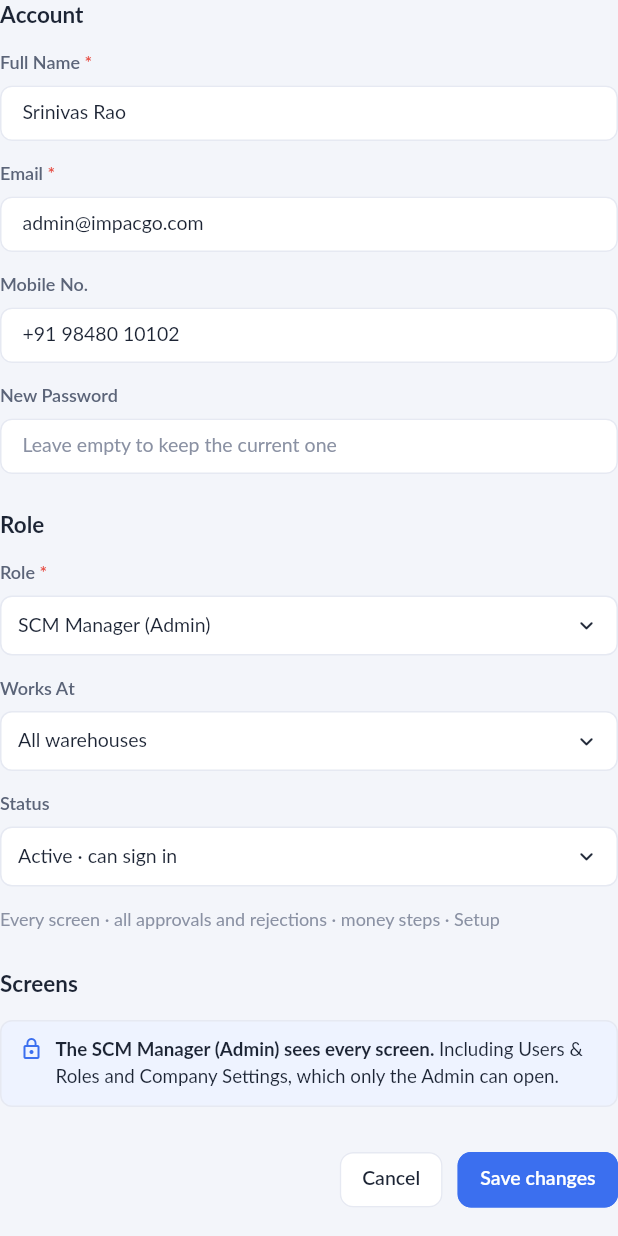
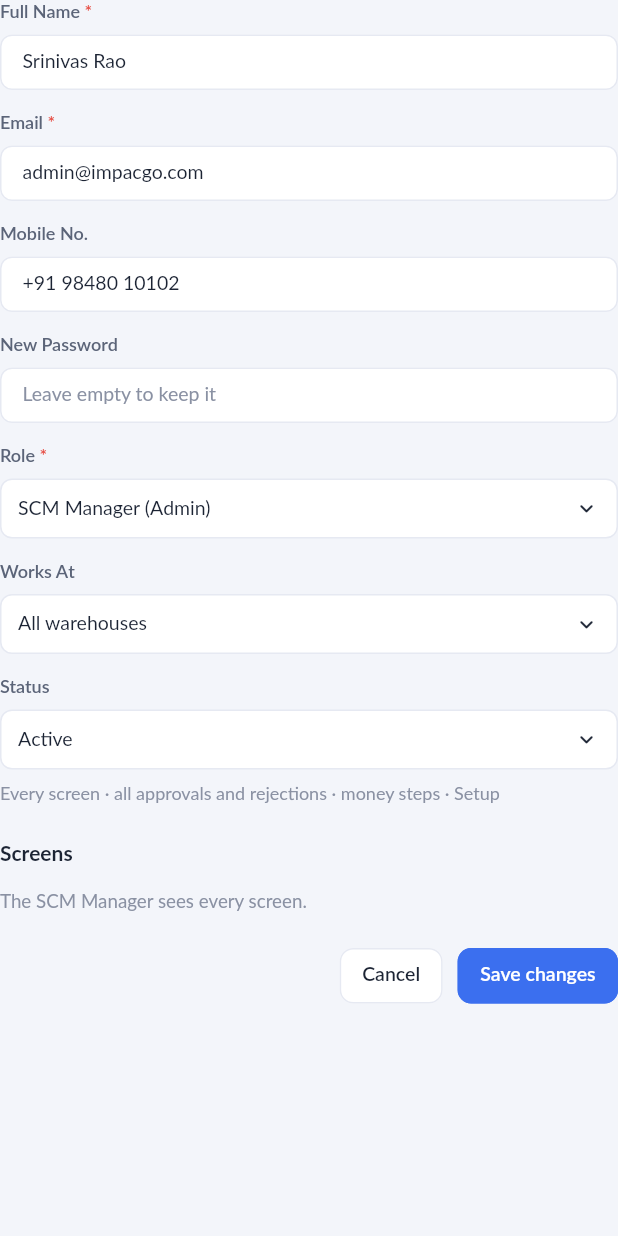
Before and after one commit to ImpacgoSolutions/impacgo-chain-frontend, a Flutter app: the UserForm widget shown alone on an empty page, opened directly with sample values from the repository, on a phone screen of 412 x 824 dp. Run offline on Flutter 3.47's test engine with Material 3 defaults, Android fonts, the phone set to English and light mode, and no system bars; our stand-ins replace pdf; missing offline and left inert: dart:html, excel.

Commit message:
Simpler, minimal New user form
A narrower card (760) only as tall as its content; name, email, mobile,
password, role and warehouse in one block with a one-line role hint; the
screens are small pills to tap on or off, grouped under light labels, with
'Reset to the role's screens'.

Co-Authored-By: Claude Opus 5.5 <noreply@anthropic.com>

```diff
--- a/lib/screens/users.dart
+++ b/lib/screens/users.dart
@@ -53,7 +53,8 @@ String _worksAt(AppUser u) {
 
 Set<String> _screensOf(AppUser u) => u.screens ?? roleScreens(u.role);
 
-void openUserForm([AppUser? u]) => openFormPage(u == null ? 'New user' : 'Edit user · ${u.name}', UserForm(u), subtitle: 'Fill in the mandatory fields (*) and choose the screens');
+void openUserForm([AppUser? u]) => openFormPage(u == null ? 'New user' : 'Edit user · ${u.name}', UserForm(u),
+    subtitle: 'Who the person is, their role and the screens they can open', maxWidth: 760, fill: false);
 
 class UserForm extends StatefulWidget {
   final AppUser? user;
@@ -176,69 +177,71 @@ class _UserFormState extends State<UserForm> {
         ProtoSelect(value: value, options: options, placeholder: placeholder, onChanged: onChanged),
       ]);
 
-  Widget _screensBox(double width) {
+  /// A screen as a small pill: tap to switch it on or off.
+  Widget _pill(String id, String label) {
+    final on = _screens.contains(id);
+    return InkWell(
+      borderRadius: BorderRadius.circular(20),
+      onTap: () => setState(() => on ? _screens.remove(id) : _screens.add(id)),
+      child: Container(
+        padding: const EdgeInsets.symmetric(horizontal: 12, vertical: 7),
+        decoration: BoxDecoration(
+          color: on ? C.blue50 : C.card,
+          borderRadius: BorderRadius.circular(20),
+          border: Border.all(color: on ? C.blue600 : C.border),
+        ),
+        child: Row(mainAxisSize: MainAxisSize.min, children: [
+          if (on) ...[const Icon(Icons.check, size: 14, color: C.blue600), const SizedBox(width: 5)],
+          // a long name wraps inside the pill on a narrow phone
+          Flexible(child: Text(label, style: TextStyle(fontSize: 12.5, fontWeight: on ? FontWeight.w600 : FontWeight.w400, color: on ? C.blue600 : C.soft))),
+        ]),
+      ),
+    );
+  }
+
+  Widget _screensBox() {
     if (_role == 'admin') {
-      return const NoteBox(Tone.blue, 'lock', 'The SCM Manager (Admin) sees every screen.', 'Including Users & Roles and Company Settings, which only the Admin can open.');
+      return const Text('The SCM Manager sees every screen.', style: TextStyle(fontSize: 12.5, color: C.faint));
     }
     final all = [for (final g in _groups) ...g.$2.map((x) => x.$1)];
-    final per = width >= 700 ? 3 : (width >= 440 ? 2 : 1);
-    final cell = (width - 34 - 12 * (per - 1)) / per; // inside the box's padding and border
     return Column(crossAxisAlignment: CrossAxisAlignment.stretch, children: [
-      Row(children: [
-        Expanded(child: Text('${_screens.where(all.contains).length} of ${all.length} screens ticked · this person\'s sidebar shows exactly these', style: const TextStyle(fontSize: 12, color: C.faint))),
-        Btn.ghost('Standard for the role', small: true, onTap: () => setState(() => _screens = roleScreens(_role))),
+      for (final g in _groups) ...[
+        Padding(
+          padding: const EdgeInsets.only(top: 6, bottom: 8),
+          child: Text(g.$1, style: const TextStyle(fontSize: 11.5, fontWeight: FontWeight.w700, color: C.faint)),
+        ),
+        Wrap(spacing: 8, runSpacing: 8, children: [for (final (id, label) in g.$2) _pill(id, label)]),
+        const SizedBox(height: 8),
+      ],
+      const SizedBox(height: 4),
+      // side by side, or one under the other on a narrow phone
+      Wrap(alignment: WrapAlignment.spaceBetween, spacing: 12, runSpacing: 6, children: [
+        Text('${_screens.where(all.contains).length} of ${all.length} screens', style: const TextStyle(fontSize: 12, color: C.faint)),
+        InkWell(
+          onTap: () => setState(() => _screens = roleScreens(_role)),
+          child: const Text('Reset to the role\'s screens', style: TextStyle(fontSize: 12, fontWeight: FontWeight.w600, color: C.blue600)),
+        ),
       ]),
-      const SizedBox(height: 8),
-      for (final g in _groups)
-        Container(
-          margin: const EdgeInsets.only(bottom: 10),
-          padding: const EdgeInsets.fromLTRB(14, 10, 14, 10),
-          decoration: BoxDecoration(border: Border.all(color: C.border), borderRadius: BorderRadius.circular(R.sm)),
-          child: Column(crossAxisAlignment: CrossAxisAlignment.stretch, children: [
-            Row(children: [
-              Expanded(child: Text(g.$1.toUpperCase(), style: const TextStyle(fontSize: 11, fontWeight: FontWeight.w700, color: C.soft, letterSpacing: .5))),
-              () {
-                final ids = g.$2.map((x) => x.$1).toSet();
-                final allOn = ids.every(_screens.contains);
-                return Btn.ghost(allOn ? 'Clear' : 'Select all', small: true, onTap: () => setState(() => allOn ? _screens.removeAll(ids) : _screens.addAll(ids)));
-              }(),
-            ]),
-            Wrap(spacing: 12, runSpacing: 2, children: [
-              for (final (id, label) in g.$2)
-                SizedBox(
-                  width: cell,
-                  child: InkWell(
-                    borderRadius: BorderRadius.circular(6),
-                    onTap: () => setState(() => _screens.contains(id) ? _screens.remove(id) : _screens.add(id)),
-                    child: Row(children: [
-                      SizedBox(width: 32, height: 32, child: Checkbox(value: _screens.contains(id), onChanged: (v) => setState(() => v == true ? _screens.add(id) : _screens.remove(id)))),
-                      const SizedBox(width: 4),
-                      Expanded(child: Text(label, style: const TextStyle(fontSize: 13))),
-                    ]),
-                  ),
-                ),
-            ]),
-          ]),
-        ),
     ]);
   }
+
+  Widget _heading(String t) => Padding(
+        padding: const EdgeInsets.only(top: 22, bottom: 12),
+        child: Text(t, style: const TextStyle(fontSize: 14, fontWeight: FontWeight.w700)),
+      );
 
   @override
   Widget build(BuildContext context) {
     return LayoutBuilder(builder: (ctx, c) {
-      final two = c.maxWidth >= 560;
+      final two = c.maxWidth >= 520;
       final half = two ? (c.maxWidth - 14) / 2 : c.maxWidth;
       final p = _tried ? _problem() : null;
       return Column(crossAxisAlignment: CrossAxisAlignment.stretch, children: [
-        const SectionTitle('Account', first: true),
         Wrap(spacing: 14, runSpacing: 14, children: [
           SizedBox(width: half, child: _field('Full Name', _name, req: true, hint: 'e.g. Ravi Teja')),
           SizedBox(width: half, child: _field('Email', _email, req: true, hint: 'name@impacgo.com', type: TextInputType.emailAddress)),
           SizedBox(width: half, child: _field('Mobile No.', _phone, hint: '+91 98480 12345', type: TextInputType.phone)),
-          SizedBox(width: half, child: _field(_editing ? 'New Password' : 'Password', _pass, req: !_editing, secret: true, hint: _editing ? 'Leave empty to keep the current one' : 'At least 6 characters')),
-        ]),
-        const SectionTitle('Role'),
-        Wrap(spacing: 14, runSpacing: 14, children: [
+          SizedBox(width: half, child: _field(_editing ? 'New Password' : 'Password', _pass, req: !_editing, secret: true, hint: _editing ? 'Leave empty to keep it' : 'At least 6 characters')),
           SizedBox(
             width: half,
             child: _select('Role', _role, [for (final e in roleNames.entries) SelOpt(e.key, e.value)], _setRole, req: true),
@@ -257,14 +260,14 @@ class _UserFormState extends State<UserForm> {
           if (_editing)
             SizedBox(
               width: half,
-              child: _select('Status', _active ? 'Active' : 'Inactive', const [SelOpt('Active', 'Active · can sign in'), SelOpt('Inactive', 'Inactive · cannot sign in')], (v) => setState(() => _active = v == 'Active')),
+              child: _select('Status', _active ? 'Active' : 'Inactive', const [SelOpt('Active', 'Active'), SelOpt('Inactive', 'Inactive · cannot sign in')], (v) => setState(() => _active = v == 'Active')),
             ),
-          SizedBox(width: c.maxWidth, child: Text(roleHints[_role] ?? '', style: const TextStyle(fontSize: 12, color: C.faint))),
         ]),
-        const SectionTitle('Screens'),
-        _screensBox(c.maxWidth),
-        if (p != null) Padding(padding: const EdgeInsets.only(top: 6), child: Text(p, style: const TextStyle(fontSize: 12.5, color: C.red))),
-        const SizedBox(height: 16),
+        Padding(padding: const EdgeInsets.only(top: 8), child: Text(roleHints[_role] ?? '', style: const TextStyle(fontSize: 12, color: C.faint))),
+        _heading('Screens'),
+        _screensBox(),
+        if (p != null) Padding(padding: const EdgeInsets.only(top: 14), child: Text(p, style: const TextStyle(fontSize: 12.5, color: C.red))),
+        const SizedBox(height: 22),
         Wrap(alignment: WrapAlignment.end, spacing: 10, runSpacing: 8, children: [
           Btn.secondary('Cancel', onTap: () => Navigator.of(context).pop()),
           Btn(_editing ? 'Save changes' : 'Create user', icon: _editing ? null : 'check', onTap: _save),
```
Also changed, not shown: lib/ui/overlays.dart (+4 -3 lines), 1 other file.
